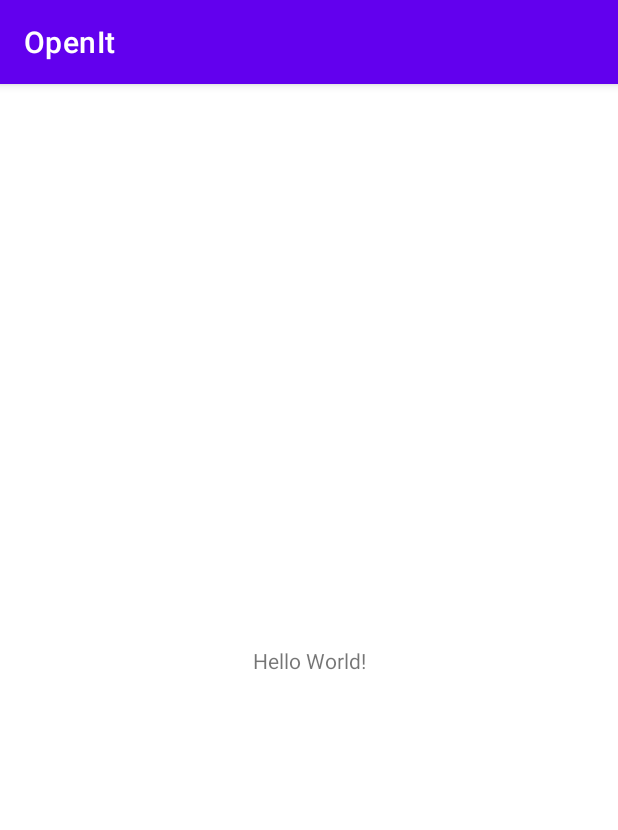
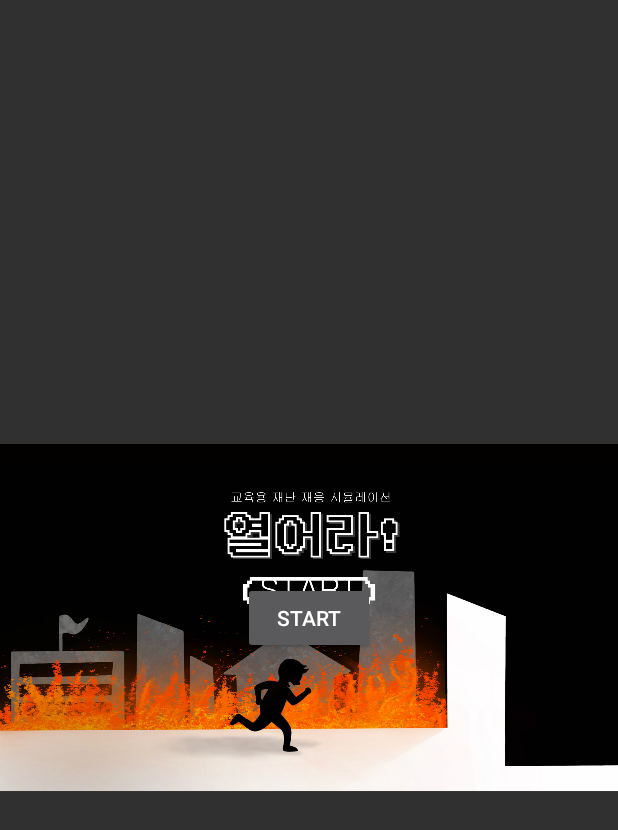
Before and after one commit to Charm-K/Open-It, an Android app: the screen it shows after launch (MainActivity), on a phone screen of 412 x 824 dp. Shown: the top 830 px of the screen. Run offline under Robolectric (Android 15) with nearby library versions, the phone set to English and light mode, and no system bars.

Commit message:
Add SplashActivity, MainActivity and Ch1

```diff
--- a/app/src/main/AndroidManifest.xml
+++ b/app/src/main/AndroidManifest.xml
@@ -8,7 +8,7 @@
         android:label="@string/app_name"
         android:roundIcon="@mipmap/ic_launcher_round"
         android:supportsRtl="true"
-        android:theme="@style/Theme.OpenIt">
+        android:theme="@style/Theme.AppCompat.NoActionBar">
         <activity android:name=".MainActivity">
             <intent-filter>
                 <action android:name="android.intent.action.MAIN" />
@@ -16,6 +16,8 @@
                 <category android:name="android.intent.category.LAUNCHER" />
             </intent-filter>
         </activity>
+        <activity android:name=".SplashActivity"/>
+        <activity android:name=".Ch1Activity"/>
     </application>
 
 </manifest>
--- a/app/src/main/java/com/example/openit/MainActivity.java
+++ b/app/src/main/java/com/example/openit/MainActivity.java
@@ -2,13 +2,48 @@ package com.example.openit;
 
 import androidx.appcompat.app.AppCompatActivity;
 
+import android.animation.ObjectAnimator;
+import android.content.Intent;
 import android.os.Bundle;
+import android.os.Handler;
+import android.transition.Slide;
+import android.transition.TransitionManager;
+import android.view.Gravity;
+import android.view.View;
+import android.widget.Button;
+import android.widget.ImageView;
 
 public class MainActivity extends AppCompatActivity {
+    private ImageView imageView_main;
+    private ImageView imageView_ch1_1;
+    private ImageView imageView_ch1_2;
+    private Button button_start;
 
     @Override
     protected void onCreate(Bundle savedInstanceState) {
         super.onCreate(savedInstanceState);
+
+        Intent intent = new Intent(this, SplashActivity.class);
+        startActivity(intent);
+
         setContentView(R.layout.activity_main);
+
+        imageView_main = (ImageView)findViewById(R.id.imageView_main);
+        imageView_ch1_1 = (ImageView)findViewById(R.id.imageView_ch1_1);
+        imageView_ch1_2 = (ImageView)findViewById(R.id.imageView_ch1_2);
+        button_start = (Button)findViewById(R.id.button_satrt);
+
+        imageView_ch1_1.setX(imageView_ch1_1.getX() + 1800);
+        imageView_ch1_2.setX(imageView_ch1_2.getX() + 1800 * 2);
+    }
+
+    public void onClick(View view) {
+        button_start.setVisibility(View.INVISIBLE);
+        ObjectAnimator animation_main = ObjectAnimator.ofFloat(imageView_main, "translationX", -1800 * 2).setDuration(5000 * 2);
+        ObjectAnimator animation_ch1_1 = ObjectAnimator.ofFloat(imageView_ch1_1, "translationX", -1800).setDuration(5000 * 2);
+        ObjectAnimator animation_ch1_2 = ObjectAnimator.ofFloat(imageView_ch1_2, "translationX", 0).setDuration(5000 * 2);
+        animation_main.start();
+        animation_ch1_1.start();
+        animation_ch1_2.start();
     }
 }
--- /dev/null
+++ b/app/src/main/java/com/example/openit/SplashActivity.java
@@ -0,0 +1,23 @@
+package com.example.openit;
+
+import androidx.appcompat.app.AppCompatActivity;
+
+import android.os.Bundle;
+import android.os.Handler;
+
+public class SplashActivity extends AppCompatActivity {
+
+    @Override
+    protected void onCreate(Bundle savedInstanceState) {
+        super.onCreate(savedInstanceState);
+        setContentView(R.layout.activity_splash);
+
+        Handler handler = new Handler();
+        handler.postDelayed(new Runnable() {
+            @Override
+            public void run() {
+                finish();
+            }
+        }, 3000);
+    }
+}
--- a/app/src/main/res/layout/activity_main.xml
+++ b/app/src/main/res/layout/activity_main.xml
@@ -2,17 +2,44 @@
 <androidx.constraintlayout.widget.ConstraintLayout xmlns:android="http://schemas.android.com/apk/res/android"
     xmlns:app="http://schemas.android.com/apk/res-auto"
     xmlns:tools="http://schemas.android.com/tools"
+    android:id="@+id/layout_main"
     android:layout_width="match_parent"
     android:layout_height="match_parent"
     tools:context=".MainActivity">
 
-    <TextView
+    <ImageView
+        android:id="@+id/imageView_main"
         android:layout_width="wrap_content"
         android:layout_height="wrap_content"
-        android:text="Hello World!"
+        app:srcCompat="@mipmap/mainmdpi"
+        tools:layout_editor_absoluteX="0dp"
+        tools:layout_editor_absoluteY="0dp" />
+
+    <ImageView
+        android:id="@+id/imageView_ch1_1"
+        android:layout_width="wrap_content"
+        android:layout_height="wrap_content"
+        app:srcCompat="@mipmap/ch1_1mdpi"
+        tools:layout_editor_absoluteX="0dp"
+        tools:layout_editor_absoluteY="0dp" />
+
+    <ImageView
+        android:id="@+id/imageView_ch1_2"
+        android:layout_width="wrap_content"
+        android:layout_height="wrap_content"
+        app:srcCompat="@mipmap/ch1_2mdpi"
+        tools:layout_editor_absoluteX="0dp"
+        tools:layout_editor_absoluteY="0dp" />
+
+    <Button
+        android:id="@+id/button_satrt"
+        android:layout_width="wrap_content"
+        android:layout_height="wrap_content"
+        android:onClick="onClick"
+        android:text="start"
         app:layout_constraintBottom_toBottomOf="parent"
-        app:layout_constraintLeft_toLeftOf="parent"
-        app:layout_constraintRight_toRightOf="parent"
+        app:layout_constraintEnd_toEndOf="parent"
+        app:layout_constraintStart_toStartOf="parent"
         app:layout_constraintTop_toTopOf="parent" />
 
 </androidx.constraintlayout.widget.ConstraintLayout>
```
Also changed, not shown: app/src/main/res/layout/activity_splash.xml (added, +16 -0 lines), app/src/main/res/mipmap-mdpi/ch1_1mdpi.png (added), app/src/main/res/mipmap-mdpi/ch1_2mdpi.png (added), app/src/main/res/mipmap-mdpi/ch2mdpi.png (added), app/src/main/res/mipmap-mdpi/ch3mdpi.png (added), app/src/main/res/mipmap-mdpi/ch4mdpi.png (added), app/src/main/res/mipmap-mdpi/ch6mdpi.png (added), app/src/main/res/mipmap-mdpi/mainmdpi.png (added), app/src/main/res/mipmap-mdpi/splashmdpi.png (added).
